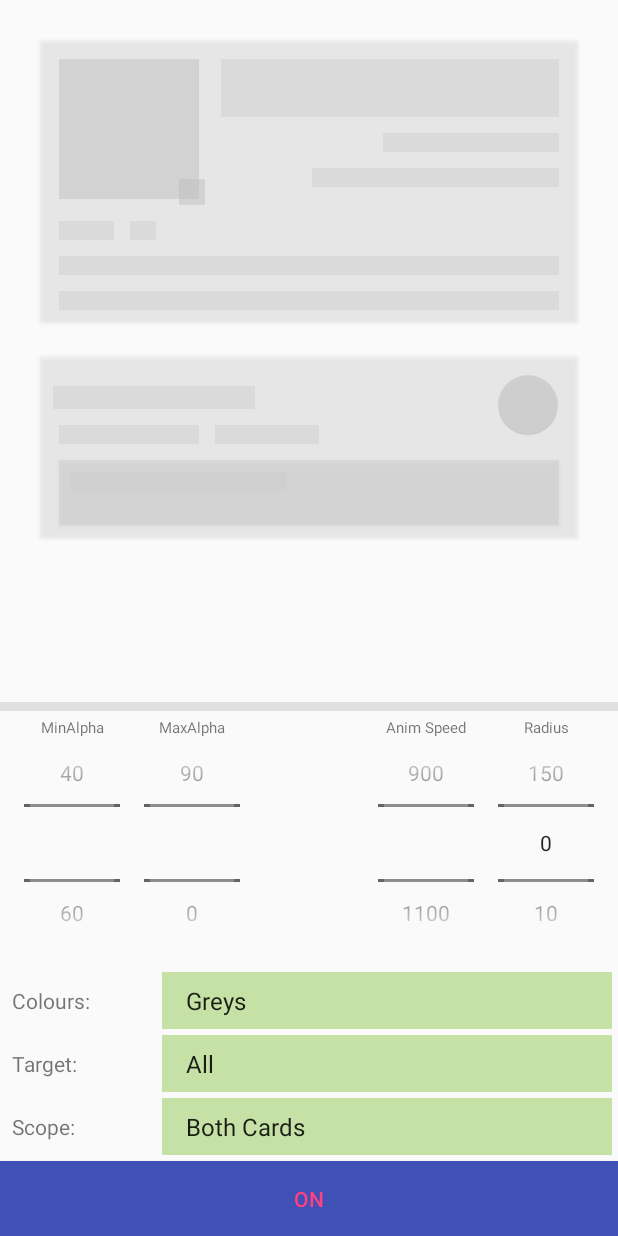
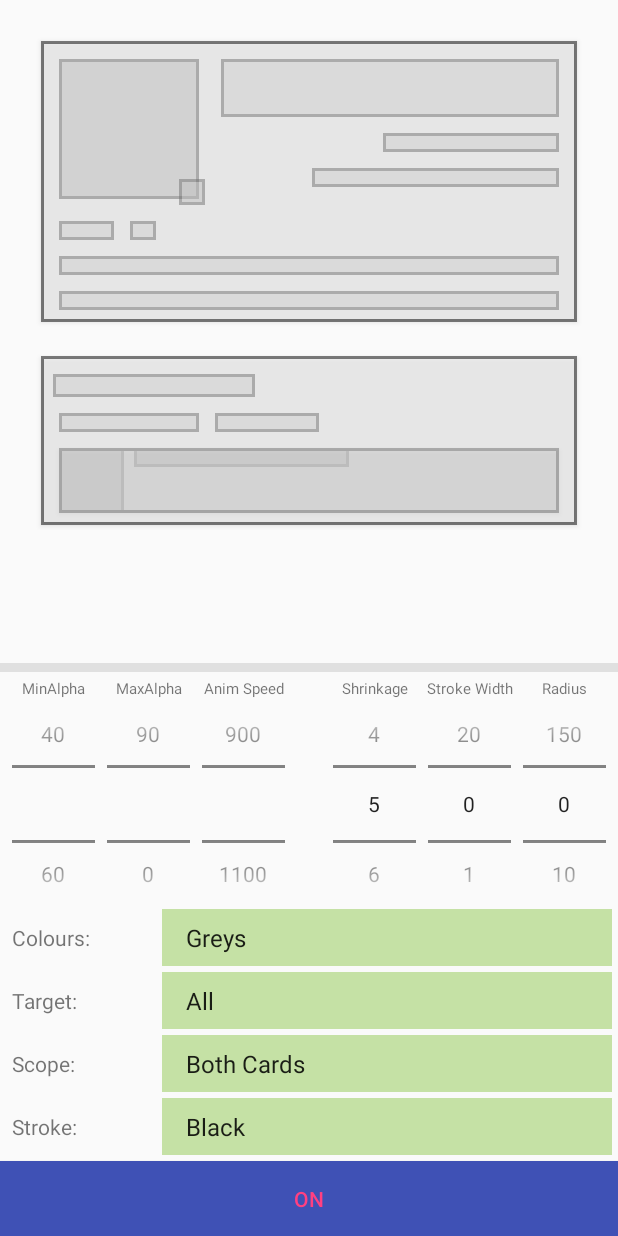
Before and after one commit to Flinted/DYOR, an Android app: the screen it shows after launch (DeckActivity), after a tap on "OFF", on a phone screen of 412 x 824 dp. Run offline under Robolectric (Android 15) with nearby library versions, the phone set to English and light mode, and no system bars; our stand-ins replace Dagger/Hilt's generated code, data binding; libraries missing offline, so code that uses them is left out: com.jakewharton.threetenabp; 1 statement that could not run was skipped.

Commit message:
Add setting of stroke

```diff
--- a/app/src/main/java/makes/flint/dyor/deck/ui/DeckActivity.kt
+++ b/app/src/main/java/makes/flint/dyor/deck/ui/DeckActivity.kt
@@ -2,6 +2,7 @@ package makes.flint.dyor.deck.ui
 
 import android.content.Context
 import android.databinding.DataBindingUtil
+import android.graphics.Color
 import android.os.Bundle
 import android.support.v7.widget.AppCompatEditText
 import android.support.v7.widget.AppCompatImageView
@@ -80,6 +81,14 @@ class DeckActivity : BaseActivity() {
                 doppelSettings.setScope(context, binding.scopeSelectSpinner.selectedItem.toString(), binding)
             }
         }
+        binding.strokeSelectSpinner.onItemSelectedListener = object : AdapterView.OnItemSelectedListener {
+            override fun onNothingSelected(p0: AdapterView<*>?) {}
+
+            override fun onItemSelected(p0: AdapterView<*>?, p1: View?, p2: Int, p3: Long) {
+                doppelSettings.setStrokeColor(context, binding.strokeSelectSpinner.selectedItem.toString())
+            }
+
+        }
     }
 
     private fun setNumberListeners(binding: ActivityDeckBinding) {
@@ -88,19 +97,33 @@ class DeckActivity : BaseActivity() {
         binding.radius.setFormatter {
             (it * 10).toString()
         }
+        binding.shrinkage.minValue = 0
+        binding.shrinkage.maxValue = 40
+
         binding.speed.minValue = 0
         binding.speed.maxValue = 30
         binding.speed.setFormatter {
             (it * 100).toString()
         }
+        binding.strokeWidth.minValue = 0
+        binding.strokeWidth.maxValue = 20
+
         binding.radius.setOnValueChangedListener { numberPicker, old, new ->
             doppelSettings.radius = (new * 10).toFloat()
         }
         binding.speed.setOnValueChangedListener { numberPicker, old, new ->
             doppelSettings.speed = (new * 100).toLong()
         }
+        binding.shrinkage.setOnValueChangedListener { numberPicker, old, new ->
+            doppelSettings.shrinkage = new
+        }
+        binding.strokeWidth.setOnValueChangedListener { numberPicker, old, new ->
+            doppelSettings.strokeWidth = new
+        }
+        binding.shrinkage.value = 5
         binding.radius.value = 0
         binding.speed.value = 10
+        binding.strokeWidth.value = 0
     }
 
     private fun setAlphaListeners(binding: ActivityDeckBinding) {
@@ -136,7 +159,8 @@ class DeckActivity : BaseActivity() {
         colorDrawablesProvider.setMinAlpha(doppelSettings.minAlpha)
         colorDrawablesProvider.setMaxAlpha(doppelSettings.maxAlpha)
         colorDrawablesProvider.setCornerRadius(doppelSettings.radius)
-        colorDrawablesProvider.setShrinkage(5)
+        colorDrawablesProvider.setStroke(doppelSettings.strokeWidth, doppelSettings.strokeColor)
+        colorDrawablesProvider.setShrinkage(doppelSettings.shrinkage)
         val configurationBuilder = DoppelConfigurationBuilder(this)
                 .withBackgroundProvider(colorDrawablesProvider)
         when {
@@ -156,6 +180,9 @@ private class DoppelSettings(context: Context, binding: ActivityDeckBinding) {
     var maxAlpha = 1f
     var speed = 1000L
     var radius = 0f
+    var shrinkage = 5
+    var strokeWidth = 3
+    var strokeColor = Color.BLACK
     var scope: Array<View> = arrayOf(binding.testUserProfileCard, binding.testOrderCard)
 
     fun setColors(context: Context, value: String) {
@@ -192,6 +219,18 @@ private class DoppelSettings(context: Context, binding: ActivityDeckBinding) {
         return type as Array<Class<out T>>
     }
 
+    fun setStrokeColor(context: Context, value: String) {
+        strokeColor = when (value) {
+            "Black" -> Color.BLACK
+            "White" -> Color.WHITE
+            "Green" -> Color.GREEN
+            "Yellow" -> Color.YELLOW
+            "Red" -> Color.YELLOW
+            "Blue" -> Color.BLUE
+            else -> Color.TRANSPARENT
+        }
+    }
+
     fun setScope(context: Context, value: String, binding: ActivityDeckBinding) {
         scope = when (value) {
             "Order Card" -> arrayOf(binding.testOrderCard)
--- /dev/null
+++ b/app/src/main/res/drawable/ic_local_dining_black_24dp.xml
@@ -0,0 +1,5 @@
+<vector android:height="24dp" android:tint="#7671C4"
+    android:viewportHeight="24.0" android:viewportWidth="24.0"
+    android:width="24dp" xmlns:android="http://schemas.android.com/apk/res/android">
+    <path android:fillColor="#FF000000" android:pathData="M8.1,13.34l2.83,-2.83L3.91,3.5c-1.56,1.56 -1.56,4.09 0,5.66l4.19,4.18zM14.88,11.53c1.53,0.71 3.68,0.21 5.27,-1.38 1.91,-1.91 2.28,-4.65 0.81,-6.12 -1.46,-1.46 -4.2,-1.1 -6.12,0.81 -1.59,1.59 -2.09,3.74 -1.38,5.27L3.7,19.87l1.41,1.41L12,14.41l6.88,6.88 1.41,-1.41L13.41,13l1.47,-1.47z"/>
+</vector>
--- a/app/src/main/res/layout/activity_deck.xml
+++ b/app/src/main/res/layout/activity_deck.xml
@@ -154,7 +154,7 @@
                         android:id="@+id/recent_orders"
                         android:layout_width="wrap_content"
                         android:layout_height="wrap_content"
-                        android:layout_margin="12dp"
+                        android:layout_margin="4dp"
                         android:text="Your Recent Orders"
                         android:textSize="16sp"
                         android:textStyle="bold"
@@ -180,15 +180,6 @@
                         app:layout_constraintStart_toEndOf="@id/last_order"
                         app:layout_constraintTop_toBottomOf="@id/recent_orders" />
 
-                    <android.support.design.widget.FloatingActionButton
-                        android:layout_width="wrap_content"
-                        android:layout_height="wrap_content"
-                        android:layout_margin="8dp"
-                        android:src="@drawable/ic_camera_alt_black_24dp"
-                        app:fabSize="mini"
-                        app:layout_constraintEnd_toEndOf="parent"
-                        app:layout_constraintTop_toTopOf="parent" />
-
                     <android.support.v7.widget.CardView
                         android:id="@+id/order_info_card"
                         android:layout_width="match_parent"
@@ -198,12 +189,26 @@
                         app:layout_constraintStart_toStartOf="parent"
                         app:layout_constraintTop_toBottomOf="@id/last_order">
 
-                        <TextView
-                            android:layout_width="wrap_content"
+                        <LinearLayout
+                            android:layout_width="match_parent"
                             android:layout_height="wrap_content"
-                            android:layout_margin="8dp"
-                            android:text="Made Up Sandwich Shop"
-                            android:textStyle="bold|italic" />
+                            android:orientation="horizontal">
+
+                            <ImageView
+                                android:layout_width="50dp"
+                                android:layout_height="50dp"
+                                android:background="@color/gray6_doppel"
+                                android:src="@drawable/ic_local_dining_black_24dp" />
+
+                            <TextView
+                                android:layout_width="wrap_content"
+                                android:layout_height="wrap_content"
+                                android:gravity="center"
+                                android:text="Made Up Sandwich Shop"
+                                android:textStyle="bold|italic" />
+
+
+                        </LinearLayout>
 
                     </android.support.v7.widget.CardView>
                 </android.support.constraint.ConstraintLayout>
@@ -234,11 +239,11 @@
 
             <NumberPicker
                 android:id="@+id/minAlpha"
-                android:layout_width="wrap_content"
+                android:layout_width="55dp"
                 android:layout_height="140dp"
-                android:layout_margin="16dp"
+                android:layout_marginEnd="8dp"
+                android:layout_marginStart="8dp"
                 android:descendantFocusability="blocksDescendants"
-                android:padding="4dp"
                 app:layout_constraintBottom_toTopOf="@id/color_select_spinner"
                 app:layout_constraintStart_toStartOf="parent" />
 
@@ -253,11 +258,11 @@
 
             <NumberPicker
                 android:id="@+id/maxAlpha"
-                android:layout_width="wrap_content"
+                android:layout_width="55dp"
                 android:layout_height="140dp"
-                android:layout_margin="16dp"
+                android:layout_marginEnd="8dp"
+                android:layout_marginStart="8dp"
                 android:descendantFocusability="blocksDescendants"
-                android:padding="4dp"
                 app:layout_constraintBottom_toTopOf="@id/color_select_spinner"
                 app:layout_constraintStart_toEndOf="@id/minAlpha" />
 
@@ -272,11 +277,49 @@
 
             <NumberPicker
                 android:id="@+id/speed"
+                android:layout_width="55dp"
+                android:layout_height="140dp"
+                android:layout_marginEnd="8dp"
+                android:layout_marginStart="8dp"
+                android:descendantFocusability="blocksDescendants"
+                app:layout_constraintBottom_toTopOf="@id/color_select_spinner"
+                app:layout_constraintStart_toEndOf="@id/maxAlpha" />
+
+            <TextView
                 android:layout_width="wrap_content"
+                android:layout_height="wrap_content"
+                android:text="Shrinkage"
+                android:textSize="10sp"
+                app:layout_constraintBottom_toTopOf="@id/shrinkage"
+                app:layout_constraintEnd_toEndOf="@id/shrinkage"
+                app:layout_constraintStart_toStartOf="@id/shrinkage" />
+
+            <NumberPicker
+                android:id="@+id/shrinkage"
+                android:layout_width="55dp"
                 android:layout_height="140dp"
-                android:layout_margin="16dp"
+                android:layout_marginEnd="8dp"
+                android:layout_marginStart="8dp"
                 android:descendantFocusability="blocksDescendants"
-                android:padding="4dp"
+                app:layout_constraintBottom_toTopOf="@id/color_select_spinner"
+                app:layout_constraintEnd_toStartOf="@id/stroke_width" />
+
+            <TextView
+                android:layout_width="wrap_content"
+                android:layout_height="wrap_content"
+                android:text="Stroke Width"
+                android:textSize="10sp"
+                app:layout_constraintBottom_toTopOf="@id/stroke_width"
+                app:layout_constraintEnd_toEndOf="@id/stroke_width"
+                app:layout_constraintStart_toStartOf="@id/stroke_width" />
+
+            <NumberPicker
+                android:id="@+id/stroke_width"
+                android:layout_width="55dp"
+                android:layout_height="140dp"
+                android:layout_marginEnd="8dp"
+                android:layout_marginStart="8dp"
+                android:descendantFocusability="blocksDescendants"
                 app:layout_constraintBottom_toTopOf="@id/color_select_spinner"
                 app:layout_constraintEnd_toStartOf="@id/radius" />
 
@@ -291,11 +334,11 @@
 
             <NumberPicker
                 android:id="@+id/radius"
-                android:layout_width="wrap_content"
+                android:layout_width="55dp"
                 android:layout_height="140dp"
-                android:layout_margin="16dp"
+                android:layout_marginEnd="8dp"
+                android:layout_marginStart="8dp"
                 android:descendantFocusability="blocksDescendants"
-                android:padding="4dp"
                 app:layout_constraintBottom_toTopOf="@id/color_select_spinner"
                 app:layout_constraintEnd_toEndOf="parent" />
 
@@ -359,6 +402,27 @@
                 android:background="@color/light_green6_doppel"
                 android:entries="@array/scope"
                 android:padding="8dp"
+                app:layout_constraintBottom_toTopOf="@id/stroke_select_spinner"
+                app:layout_constraintEnd_toEndOf="parent" />
+
+            <TextView
+                android:id="@+id/stroke_color"
+                android:layout_width="wrap_content"
+                android:layout_height="wrap_content"
+                android:layout_marginStart="8dp"
+                android:text="Stroke: "
+                app:layout_constraintBottom_toBottomOf="@id/stroke_select_spinner"
+                app:layout_constraintStart_toStartOf="parent"
+                app:layout_constraintTop_toTopOf="@id/stroke_select_spinner" />
+
+            <Spinner
+                android:id="@+id/stroke_select_spinner"
+                android:layout_width="300dp"
+                android:layout_height="wrap_content"
+                android:layout_margin="4dp"
+                android:background="@color/light_green6_doppel"
+                android:entries="@array/stroke"
+                android:padding="8dp"
                 app:layout_constraintBottom_toTopOf="@id/toggle_button"
                 app:layout_constraintEnd_toEndOf="parent" />
 
--- a/app/src/main/res/values/strings.xml
+++ b/app/src/main/res/values/strings.xml
@@ -32,4 +32,13 @@
         <item>Order Card</item>
         <item>Profile Card and Order Info</item>
     </string-array>
+
+    <string-array name="stroke">
+        <item>Black</item>
+        <item>White</item>
+        <item>Red</item>
+        <item>Green</item>
+        <item>Blue</item>
+        <item>Yellow</item>
+    </string-array>
 </resources>
--- a/doppel/src/main/java/makes/flint/doppel/backgroundproviders/DoppelColorDrawablesProvider.kt
+++ b/doppel/src/main/java/makes/flint/doppel/backgroundproviders/DoppelColorDrawablesProvider.kt
@@ -1,6 +1,7 @@
 package makes.flint.doppel.backgroundproviders
 
 import android.content.Context
+import android.graphics.Color
 import android.graphics.drawable.Drawable
 import android.view.View
 import makes.flint.doppel.backgroundproviders.backgroundconvenience.DoppelColors
@@ -15,11 +16,13 @@ class DoppelColorDrawablesProvider(context: Context, private val colors: List<In
     private var minAlpha = 0.3f
     private var maxAlpha = 1f
     private var shrinkage = 3
+    private var strokeThickness = 0
+    private var strokeColor = Color.TRANSPARENT
     private var radius = 0f
 
     override fun getBackgroundFor(view: View, layer: Int, depth: Int): Drawable {
         val color = getColorFor(view, layer, depth)
-        return DoppelColorDrawable(color, animationSpeed, minAlpha, maxAlpha, shrinkage, radius)
+        return DoppelColorDrawable(color, animationSpeed, minAlpha, maxAlpha, strokeThickness, strokeColor, shrinkage, radius)
     }
 
     fun setAnimationSpeed(speedMs: Long) {
@@ -50,6 +53,11 @@ class DoppelColorDrawablesProvider(context: Context, private val colors: List<In
         shrinkage = shrinkagePercent
     }
 
+    fun setStroke(thickness: Int, color: Int) {
+        strokeThickness = thickness
+        strokeColor = color
+    }
+
     override fun getColorFor(view: View, layer: Int, depth: Int): Int {
         if (layer > colors.size) {
             return colors.first()
--- a/doppel/src/main/java/makes/flint/doppel/backgroundproviders/DoppelViewTypeColorProvider.kt
+++ b/doppel/src/main/java/makes/flint/doppel/backgroundproviders/DoppelViewTypeColorProvider.kt
@@ -15,15 +15,17 @@ class DoppelViewTypeColorProvider(private val defaultColor: Int = Color.GRAY
     private var minAlpha: Float = 0.3f
     private var maxAlpha: Float = 1f
     private var shrinkage = 3
+    private var strokeThickness = 0
+    private var strokeColor = Color.TRANSPARENT
     private var radius = 0f
 
-    private val defaultDrawable = lazy { DoppelColorDrawable(defaultColor, animationSpeed, minAlpha, maxAlpha, shrinkage, radius) }
+    private val defaultDrawable = lazy { DoppelColorDrawable(defaultColor, animationSpeed, minAlpha, maxAlpha, shrinkage, strokeThickness, strokeColor, radius) }
 
     private var map: MutableMap<Class<*>, Int> = mutableMapOf()
 
     override fun getBackgroundFor(view: View, layer: Int, depth: Int): Drawable {
         val color = map[view.javaClass] ?: return defaultDrawable.value
-        return DoppelColorDrawable(color, animationSpeed, minAlpha, maxAlpha, shrinkage, radius)
+        return DoppelColorDrawable(color, animationSpeed, minAlpha, maxAlpha, strokeThickness, strokeColor, shrinkage, radius)
     }
 
     override fun getColorFor(view: View, layer: Int, depth: Int): Int {
@@ -58,4 +60,9 @@ class DoppelViewTypeColorProvider(private val defaultColor: Int = Color.GRAY
     fun setShrinkage(shrinkagePercent: Int) {
         shrinkage = shrinkagePercent
     }
+
+    fun setStroke(thickness: Int, color: Int) {
+        strokeThickness = thickness
+        strokeColor = color
+    }
 }
--- a/doppel/src/main/java/makes/flint/doppel/backgroundproviders/drawables/DoppelColorDrawable.kt
+++ b/doppel/src/main/java/makes/flint/doppel/backgroundproviders/drawables/DoppelColorDrawable.kt
@@ -14,13 +14,17 @@ class DoppelColorDrawable(val color: Int,
                           private val animationSpeed: Long,
                           private val minAlpha: Float,
                           private val maxAlpha: Float,
+                          strokeThickness: Int,
+                          strokeColor: Int,
                           shrinkage: Int,
                           radius: Float
 ) : LayerDrawable(arrayOf(GradientDrawable(GradientDrawable.Orientation.BOTTOM_TOP, intArrayOf(color, color)))), DoppelAnimatable {
 
     init {
         (getDrawable(0) as GradientDrawable).cornerRadius = radius
+        (getDrawable(0) as GradientDrawable).setStroke(strokeThickness, strokeColor)
         setLayerInset(0, shrinkage, shrinkage, shrinkage, shrinkage)
+        invalidateSelf()
     }
 
     override fun start(view: View) {
```
